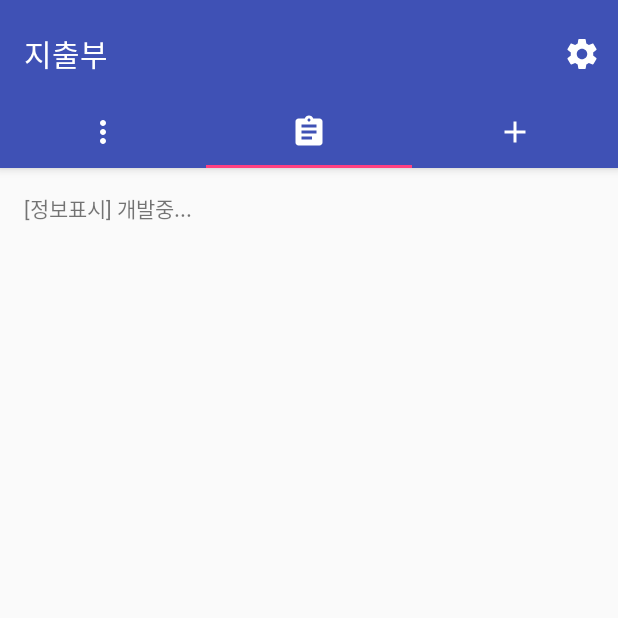
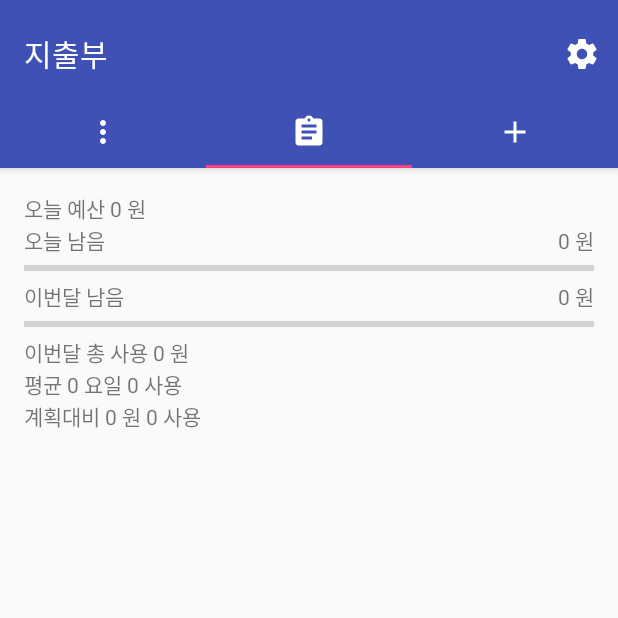
Before and after one commit to 5pecia1/ExpenseManager, an Android app: the screen it shows after launch (MainActivity), on a phone screen of 412 x 824 dp, the top half of it. Run offline under Robolectric (Android 15) with nearby library versions, the phone set to English and light mode, and no system bars; our stand-ins replace ButterKnife.

Commit message:
Make MainInformationFragment view

```diff
--- a/app/src/main/java/sol_5pecia1/expense_manager/MainInformationFragment.java
+++ b/app/src/main/java/sol_5pecia1/expense_manager/MainInformationFragment.java
@@ -5,18 +5,33 @@ import android.support.v4.app.Fragment;
 import android.view.LayoutInflater;
 import android.view.View;
 import android.view.ViewGroup;
-import android.widget.TextView;
+import android.widget.ProgressBar;
+
+import butterknife.BindView;
+import butterknife.ButterKnife;
+import sol_5pecia1.expense_manager.view.MoneyFormatView;
 
 /**
  * Created by 5pecia1 on 2016-11-10.
  */
 public class MainInformationFragment extends Fragment {
+
+    @BindView(R.id.today_budget) MoneyFormatView mfvTodayBudget;
+    @BindView(R.id.today_left) MoneyFormatView mfvTodayLeft;
+    @BindView(R.id.today_left_progress) ProgressBar pTodayLeft;
+    @BindView(R.id.month_left) MoneyFormatView mfvMonthLeft;
+    @BindView(R.id.month_left_progress) ProgressBar pMonthLeft;
+    @BindView(R.id.month_all_spend) MoneyFormatView mfvMonthAllSpend;
+    @BindView(R.id.day_average_spend) MoneyFormatView mfvDayAverageSpend;
+    @BindView(R.id.plan_spend) MoneyFormatView mfvPlanSpend;
+
     @Override
     public View onCreateView(LayoutInflater inflater, ViewGroup container,
                              Bundle savedInstanceState) {
         View rootView = inflater.inflate(R.layout.fragment_main_information_main, container, false);
-        TextView textView = (TextView) rootView.findViewById(R.id.section_label);
-        textView.setText("[정보표시] 개발중...");
+
+        ButterKnife.bind(rootView);
+
         return rootView;
     }
 }
--- a/app/src/main/res/layout/fragment_main_information_main.xml
+++ b/app/src/main/res/layout/fragment_main_information_main.xml
@@ -1,16 +1,92 @@
-<RelativeLayout xmlns:android="http://schemas.android.com/apk/res/android"
+<LinearLayout xmlns:android="http://schemas.android.com/apk/res/android"
     xmlns:tools="http://schemas.android.com/tools"
     android:layout_width="match_parent"
     android:layout_height="match_parent"
+    xmlns:app="http://schemas.android.com/apk/res-auto"
     android:paddingLeft="@dimen/activity_horizontal_margin"
     android:paddingRight="@dimen/activity_horizontal_margin"
     android:paddingTop="@dimen/activity_vertical_margin"
     android:paddingBottom="@dimen/activity_vertical_margin"
+    android:orientation="vertical"
     tools:context="sol_5pecia1.expense_manager.MainActivity">
 
-    <TextView
-        android:id="@+id/section_label"
+    <sol_5pecia1.expense_manager.view.MoneyFormatView
+        android:id="@+id/today_budget"
         android:layout_width="wrap_content"
-        android:layout_height="wrap_content" />
+        android:layout_height="wrap_content"
+        app:format="@string/today_budget_format"
+        />
+    <RelativeLayout
+        android:layout_width="wrap_content"
+        android:layout_height="wrap_content"
+        >
+        <TextView
+            android:layout_width="wrap_content"
+            android:layout_height="wrap_content"
+            android:layout_alignParentLeft="true"
+            android:text="@string/today_left"
+            />
+        <sol_5pecia1.expense_manager.view.MoneyFormatView
+            android:id="@+id/today_left"
+            android:layout_width="wrap_content"
+            android:layout_height="wrap_content"
+            android:layout_alignParentRight="true"
+            />
+    </RelativeLayout>
 
-</RelativeLayout>
+    <ProgressBar
+        android:id="@+id/today_left_progress"
+        style="?android:attr/progressBarStyleHorizontal"
+        android:layout_width="match_parent"
+        android:layout_height="wrap_content"
+        />
+
+    <RelativeLayout
+        android:layout_width="wrap_content"
+        android:layout_height="wrap_content"
+        >
+        <TextView
+            android:layout_width="wrap_content"
+            android:layout_height="wrap_content"
+            android:layout_alignParentLeft="true"
+            android:text="@string/month_left"
+            />
+        <sol_5pecia1.expense_manager.view.MoneyFormatView
+            android:id="@+id/month_left"
+            android:layout_width="wrap_content"
+            android:layout_height="wrap_content"
+            android:layout_alignParentRight="true"
+            />
+    </RelativeLayout>
+
+    <ProgressBar
+        android:id="@+id/month_left_progress"
+        style="?android:attr/progressBarStyleHorizontal"
+        android:layout_width="match_parent"
+        android:layout_height="wrap_content"
+        android:max="100"
+        />
+
+    <sol_5pecia1.expense_manager.view.MoneyFormatView
+        android:id="@+id/month_all_spend"
+        android:layout_width="wrap_content"
+        android:layout_height="wrap_content"
+        app:format="@string/month_all_spend"
+        />
+
+    <sol_5pecia1.expense_manager.view.MoneyFormatView
+        android:id="@+id/day_average_spend"
+        android:layout_width="wrap_content"
+        android:layout_height="wrap_content"
+        app:format="@string/day_average_spend_format"
+        />
+
+    <sol_5pecia1.expense_manager.view.MoneyFormatView
+        android:id="@+id/plan_spend"
+        android:layout_width="wrap_content"
+        android:layout_height="wrap_content"
+        app:format="@string/plan_spend_format"
+        />
+
+
+</LinearLayout>
--- a/app/src/main/res/values/strings.xml
+++ b/app/src/main/res/values/strings.xml
@@ -1,6 +1,14 @@
 <resources>
-    <string name="money_format">%s 원</string>
+    <string name="default_money_format">%s 원</string>
+    <string name="today_budget_format">오늘 예산 %s 원</string>
+    <string name="month_all_spend">이번달 총 사용 %s 원</string>
+    <string name="day_average_spend_format">평균 %1$s 요일 %2$s 사용</string>
+    <string name="plan_spend_format">계획대비 %1$s 원 %2$s 사용</string>
+
+    <string name="today_left">오늘 남음</string>
+    <string name="month_left">이번달 남음</string>
 
     <string name="app_name">지출부</string>
     <string name="action_settings">설정</string>
+
 </resources>
```
